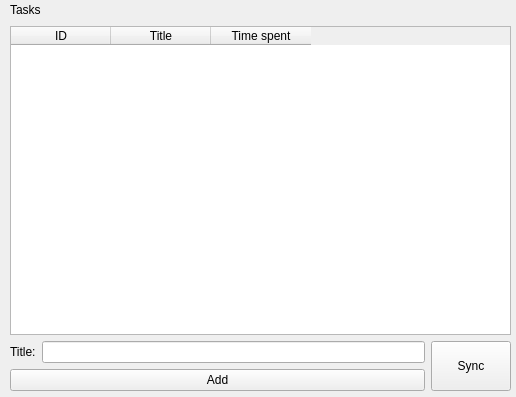
kverhun/GCalendarTasksSync, file src/gui/MainWindow.ui: the form before one commit.
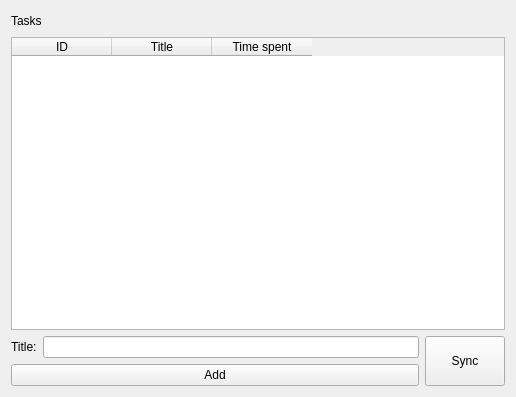
The form after the commit.

Commit message: Make proper window content resizing. Closes #6

```diff
--- a/src/gui/MainWindow.ui
+++ b/src/gui/MainWindow.ui
@@ -13,15 +13,8 @@
   <property name="windowTitle">
    <string>Form</string>
   </property>
-  <widget class="QWidget" name="">
-   <property name="geometry">
-    <rect>
-     <x>10</x>
-     <y>0</y>
-     <width>501</width>
-     <height>391</height>
-    </rect>
-   </property>
+  <layout class="QVBoxLayout" name="verticalLayout_3">
+   <item>
    <layout class="QVBoxLayout" name="verticalLayout_2">
     <item>
      <layout class="QHBoxLayout" name="horizontalLayout_3">
@@ -118,7 +111,8 @@
      </layout>
     </item>
    </layout>
-  </widget>
+   </item>
+  </layout>
  </widget>
  <resources/>
  <connections/>
```
Lines whose indentation alone changed are shown as unchanged.
